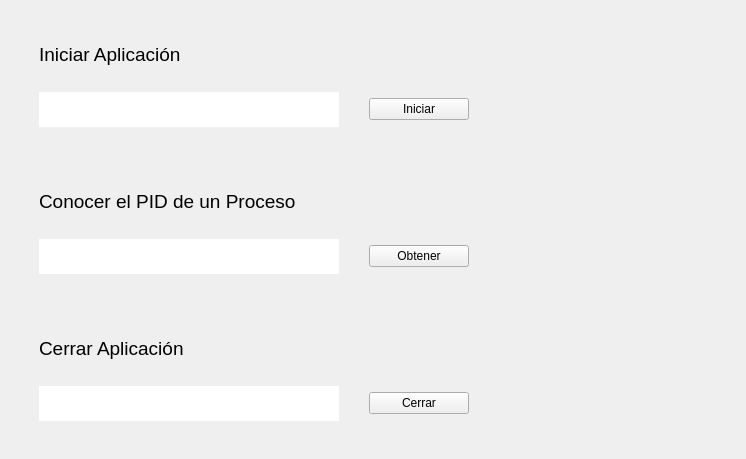
Before: the Qt Designer form lanzador.ui in Estefanycss/MonitorDelSistema, drawn with Qt 5.
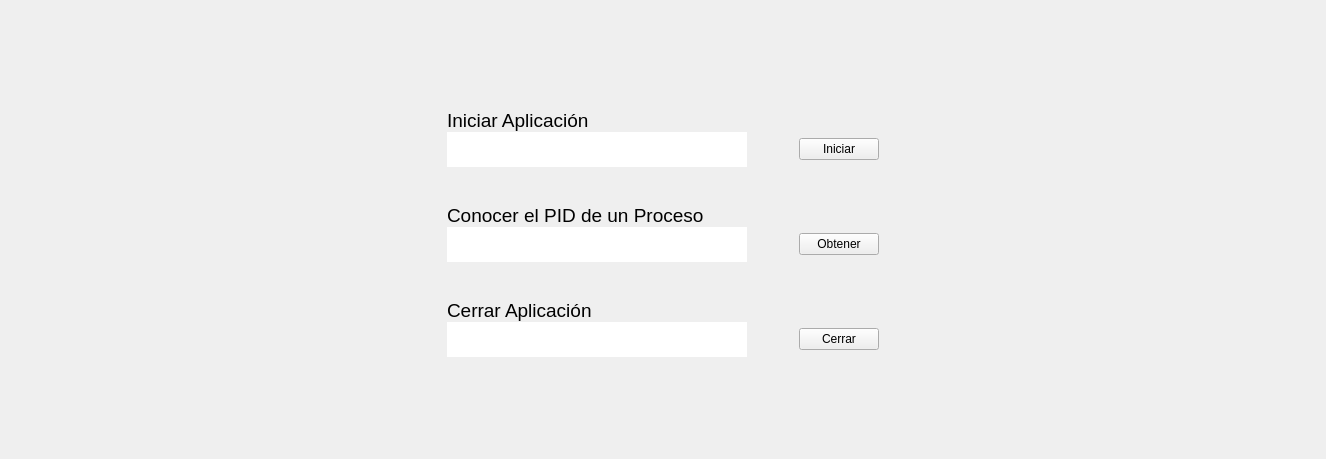
After: the same form once the commit is applied.

```diff
--- a/lanzador.ui
+++ b/lanzador.ui
@@ -6,22 +6,15 @@
    <rect>
     <x>0</x>
     <y>0</y>
-    <width>746</width>
+    <width>1326</width>
     <height>459</height>
    </rect>
   </property>
   <property name="windowTitle">
    <string>Form</string>
   </property>
-  <widget class="QWidget" name="gridLayoutWidget">
-   <property name="geometry">
-    <rect>
-     <x>10</x>
-     <y>10</y>
-     <width>721</width>
-     <height>441</height>
-    </rect>
-   </property>
+  <layout class="QGridLayout" name="gridLayout_2">
+   <item row="0" column="0">
    <layout class="QGridLayout" name="gridLayout">
     <property name="horizontalSpacing">
      <number>1</number>
@@ -29,7 +22,76 @@
     <property name="verticalSpacing">
      <number>0</number>
     </property>
-    <item row="1" column="0">
+     <item row="4" column="1">
+      <widget class="QLabel" name="label_3">
+       <property name="maximumSize">
+        <size>
+         <width>16777215</width>
+         <height>60</height>
+        </size>
+       </property>
+       <property name="font">
+        <font>
+         <pointsize>14</pointsize>
+        </font>
+       </property>
+       <property name="text">
+        <string>Cerrar Aplicación</string>
+       </property>
+       <property name="alignment">
+        <set>Qt::AlignBottom|Qt::AlignLeading|Qt::AlignLeft</set>
+       </property>
+      </widget>
+     </item>
+     <item row="0" column="1">
+      <widget class="QLabel" name="label">
+       <property name="sizePolicy">
+        <sizepolicy hsizetype="Preferred" vsizetype="Fixed">
+         <horstretch>0</horstretch>
+         <verstretch>0</verstretch>
+        </sizepolicy>
+       </property>
+       <property name="maximumSize">
+        <size>
+         <width>16777215</width>
+         <height>30</height>
+        </size>
+       </property>
+       <property name="font">
+        <font>
+         <pointsize>14</pointsize>
+        </font>
+       </property>
+       <property name="text">
+        <string>Iniciar Aplicación</string>
+       </property>
+       <property name="alignment">
+        <set>Qt::AlignBottom|Qt::AlignLeading|Qt::AlignLeft</set>
+       </property>
+      </widget>
+     </item>
+     <item row="3" column="1">
+      <widget class="QTextEdit" name="textEdit_2">
+       <property name="maximumSize">
+        <size>
+         <width>300</width>
+         <height>35</height>
+        </size>
+       </property>
+       <property name="font">
+        <font>
+         <pointsize>12</pointsize>
+        </font>
+       </property>
+       <property name="frameShape">
+        <enum>QFrame::NoFrame</enum>
+       </property>
+       <property name="frameShadow">
+        <enum>QFrame::Plain</enum>
+       </property>
+      </widget>
+     </item>
+     <item row="1" column="1">
      <widget class="QTextEdit" name="textEdit">
       <property name="maximumSize">
        <size>
@@ -37,6 +99,11 @@
         <height>35</height>
        </size>
       </property>
+       <property name="font">
+        <font>
+         <pointsize>12</pointsize>
+        </font>
+       </property>
       <property name="autoFillBackground">
        <bool>false</bool>
       </property>
@@ -48,7 +115,7 @@
       </property>
      </widget>
     </item>
-    <item row="5" column="0">
+     <item row="5" column="1">
      <widget class="QTextEdit" name="textEdit_3">
       <property name="maximumSize">
        <size>
@@ -56,6 +123,11 @@
         <height>35</height>
        </size>
       </property>
+       <property name="font">
+        <font>
+         <pointsize>12</pointsize>
+        </font>
+       </property>
       <property name="acceptDrops">
        <bool>true</bool>
       </property>
@@ -85,7 +157,28 @@
       </property>
      </widget>
     </item>
-    <item row="5" column="1">
+     <item row="2" column="1">
+      <widget class="QLabel" name="label_2">
+       <property name="maximumSize">
+        <size>
+         <width>16777215</width>
+         <height>60</height>
+        </size>
+       </property>
+       <property name="font">
+        <font>
+         <pointsize>14</pointsize>
+        </font>
+       </property>
+       <property name="text">
+        <string>Conocer el PID de un Proceso</string>
+       </property>
+       <property name="alignment">
+        <set>Qt::AlignBottom|Qt::AlignLeading|Qt::AlignLeft</set>
+       </property>
+      </widget>
+     </item>
+     <item row="5" column="3">
      <widget class="QPushButton" name="pushButton_3">
       <property name="maximumSize">
        <size>
@@ -98,7 +191,33 @@
       </property>
      </widget>
     </item>
-    <item row="3" column="1">
+     <item row="2" column="0">
+      <spacer name="horizontalSpacer">
+       <property name="orientation">
+        <enum>Qt::Horizontal</enum>
+       </property>
+       <property name="sizeHint" stdset="0">
+        <size>
+         <width>40</width>
+         <height>20</height>
+        </size>
+       </property>
+      </spacer>
+     </item>
+     <item row="2" column="4">
+      <spacer name="horizontalSpacer_2">
+       <property name="orientation">
+        <enum>Qt::Horizontal</enum>
+       </property>
+       <property name="sizeHint" stdset="0">
+        <size>
+         <width>40</width>
+         <height>20</height>
+        </size>
+       </property>
+      </spacer>
+     </item>
+     <item row="3" column="3">
      <widget class="QPushButton" name="pushButton_2">
       <property name="maximumSize">
        <size>
@@ -111,92 +230,7 @@
       </property>
      </widget>
     </item>
-    <item row="2" column="0">
-     <widget class="QLabel" name="label_2">
-      <property name="maximumSize">
-       <size>
-        <width>16777215</width>
-        <height>60</height>
-       </size>
-      </property>
-      <property name="font">
-       <font>
-        <pointsize>14</pointsize>
-       </font>
-      </property>
-      <property name="text">
-       <string>Conocer el PID de un Proceso</string>
-      </property>
-      <property name="alignment">
-       <set>Qt::AlignBottom|Qt::AlignLeading|Qt::AlignLeft</set>
-      </property>
-     </widget>
-    </item>
-    <item row="4" column="0">
-     <widget class="QLabel" name="label_3">
-      <property name="maximumSize">
-       <size>
-        <width>16777215</width>
-        <height>60</height>
-       </size>
-      </property>
-      <property name="font">
-       <font>
-        <pointsize>14</pointsize>
-       </font>
-      </property>
-      <property name="text">
-       <string>Cerrar Aplicación</string>
-      </property>
-      <property name="alignment">
-       <set>Qt::AlignBottom|Qt::AlignLeading|Qt::AlignLeft</set>
-      </property>
-     </widget>
-    </item>
-    <item row="0" column="0">
-     <widget class="QLabel" name="label">
-      <property name="sizePolicy">
-       <sizepolicy hsizetype="Preferred" vsizetype="Fixed">
-        <horstretch>0</horstretch>
-        <verstretch>0</verstretch>
-       </sizepolicy>
-      </property>
-      <property name="maximumSize">
-       <size>
-        <width>16777215</width>
-        <height>30</height>
-       </size>
-      </property>
-      <property name="font">
-       <font>
-        <pointsize>14</pointsize>
-       </font>
-      </property>
-      <property name="text">
-       <string>Iniciar Aplicación</string>
-      </property>
-      <property name="alignment">
-       <set>Qt::AlignBottom|Qt::AlignLeading|Qt::AlignLeft</set>
-      </property>
-     </widget>
-    </item>
-    <item row="3" column="0">
-     <widget class="QTextEdit" name="textEdit_2">
-      <property name="maximumSize">
-       <size>
-        <width>300</width>
-        <height>35</height>
-       </size>
-      </property>
-      <property name="frameShape">
-       <enum>QFrame::NoFrame</enum>
-      </property>
-      <property name="frameShadow">
-       <enum>QFrame::Plain</enum>
-      </property>
-     </widget>
-    </item>
-    <item row="1" column="1">
+     <item row="1" column="3">
      <widget class="QPushButton" name="pushButton">
       <property name="maximumSize">
        <size>
@@ -215,27 +249,24 @@
       </property>
      </widget>
     </item>
-    <item row="3" column="2">
-     <widget class="QLabel" name="PID">
+     <item row="1" column="2">
+      <widget class="QLabel" name="label_4">
       <property name="minimumSize">
        <size>
-        <width>100</width>
+         <width>50</width>
         <height>0</height>
        </size>
       </property>
-      <property name="maximumSize">
-       <size>
-        <width>200</width>
-        <height>16777215</height>
-       </size>
-      </property>
       <property name="text">
        <string/>
       </property>
      </widget>
     </item>
    </layout>
-  </widget>
+   </item>
+  </layout>
+  <zorder>gridLayoutWidget</zorder>
+  <zorder>horizontalSpacer_2</zorder>
  </widget>
  <resources/>
  <connections/>
```
Lines whose indentation alone changed are shown as unchanged.
